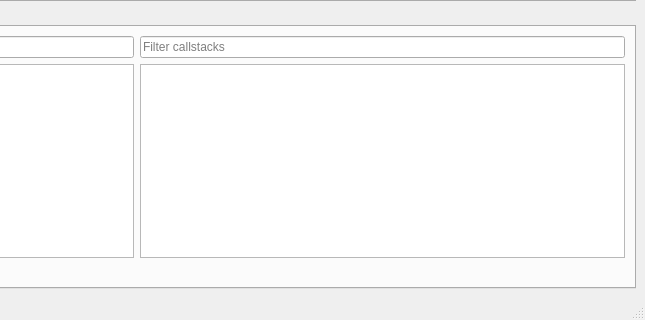
Qt form ui/src/mainwindow.ui (OwlcatGames/OwlcatMonoProfiler) before a commit; both pictures show x 372 to 1017 and y 313 to 633 of the 1017 by 633 pixel window.
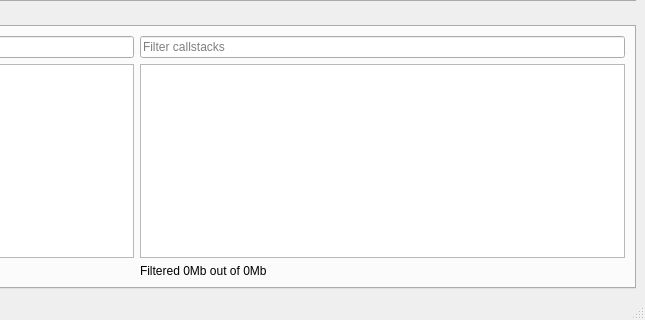
The same form after that commit. Custom widgets are drawn as their Qt base class.

Commit message: CLI tool to analyze profiles which can be used by coding agents to provide insights into memory usage + added label with filtered size to Callstacks table (implemented by Claude)

Patch:
```diff
--- a/ui/src/mainwindow.ui
+++ b/ui/src/mainwindow.ui
@@ -168,6 +168,13 @@
            </property>
           </widget>
          </item>
+         <item row="2" column="2">
+          <widget class="QLabel" name="callstacksSizeLabel">
+           <property name="text">
+            <string>Filtered 0Mb out of 0Mb</string>
+           </property>
+          </widget>
+         </item>
          <item row="1" column="0">
           <widget class="QTableView" name="liveObjectsList">
            <property name="palette">
```
The commit also changes 13 other files.
